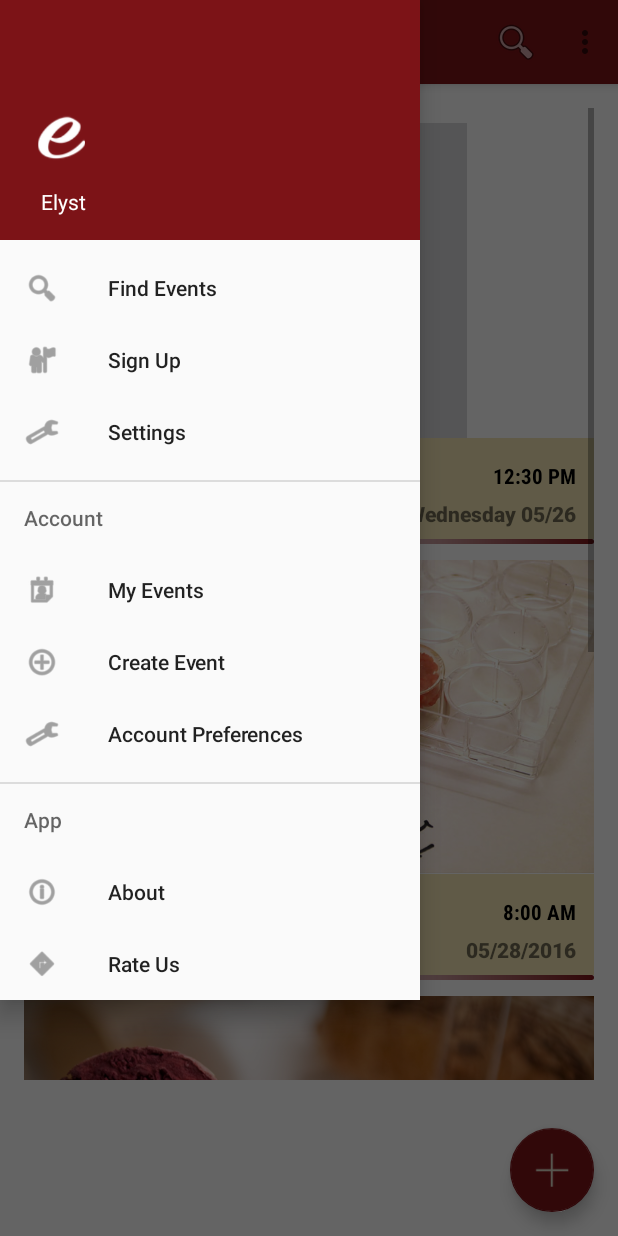
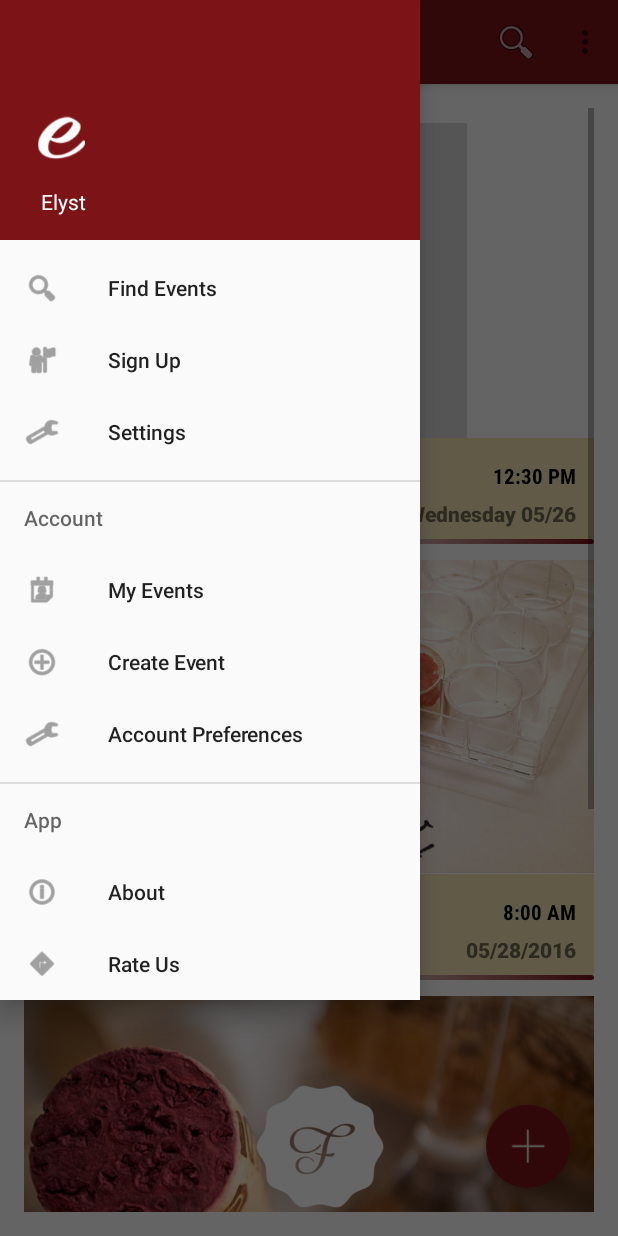
Before and after one commit to maxamillion32/elyst, an Android app: the screen it shows after launch (MainActivity), with the side drawer open, on a phone screen of 412 x 824 dp. Run offline under Robolectric (Android 15) with nearby library versions, the phone set to English and light mode, and no system bars; libraries missing offline, so code that uses them is left out: com.facebook, com.facebook.appevents; 2 statements that could not run were skipped.

Commit message:
floating button

```diff
--- a/elyst/app/src/main/java/com/elystapp/elyst/MainActivity.java
+++ b/elyst/app/src/main/java/com/elystapp/elyst/MainActivity.java
@@ -68,8 +68,8 @@ public class MainActivity extends AppCompatActivity
         fab.setOnClickListener(new View.OnClickListener() {
             @Override
             public void onClick(View view) {
-                Snackbar.make(view, "Replace with your own action", Snackbar.LENGTH_LONG)
-                        .setAction("Action", null).show();
+                Intent make_event = new Intent(MainActivity.this, CreateEventActivity.class);
+                startActivity(make_event);
             }
         });
 
--- a/elyst/app/src/main/res/layout/app_bar_main.xml
+++ b/elyst/app/src/main/res/layout/app_bar_main.xml
@@ -24,14 +24,6 @@
 
         <include layout="@layout/content_main" />
 
-        <!-- Floating Button for adding events -->
-        <android.support.design.widget.FloatingActionButton
-            android:id="@+id/button_add_event"
-            android:layout_width="wrap_content"
-            android:layout_height="wrap_content"
-            android:layout_gravity="bottom|end"
-            app:backgroundTint="@color/colorPrimaryDark"
-            android:layout_margin="@dimen/fab_margin"
-            android:src="@drawable/icon_add_event" />
+
 
 </LinearLayout>
--- a/elyst/app/src/main/res/layout/content_main.xml
+++ b/elyst/app/src/main/res/layout/content_main.xml
@@ -5,6 +5,7 @@
     android:layout_width="match_parent"
     android:layout_height="match_parent"
     android:layout_weight="1.0"
+    android:orientation="vertical"
     android:paddingBottom="@dimen/activity_vertical_margin"
     android:paddingLeft="@dimen/activity_horizontal_margin"
     android:paddingRight="@dimen/activity_horizontal_margin"
@@ -19,5 +20,16 @@
         android:layout_height="match_parent"
         android:divider="@layout/divider_list"
         android:dividerHeight="3sp"/>
+    <!-- Floating Button for adding events -->
+    <android.support.design.widget.FloatingActionButton
+        android:id="@+id/button_add_event"
+        android:layout_width="wrap_content"
+        android:layout_height="wrap_content"
+        android:layout_gravity="bottom|end"
+        android:layout_alignParentBottom="true"
+        android:layout_alignParentRight="true"
+        app:backgroundTint="@color/colorPrimaryDark"
+        android:layout_margin="@dimen/fab_margin"
+        android:src="@drawable/icon_add_event" />
 
 </RelativeLayout>
```
Also changed, not shown: elyst/app/src/main/java/com/elystapp/elyst/CreateEventActivity.java (+5 -5 lines), elyst/app/src/main/res/layout/content_create_event.xml (+7 -7 lines).
